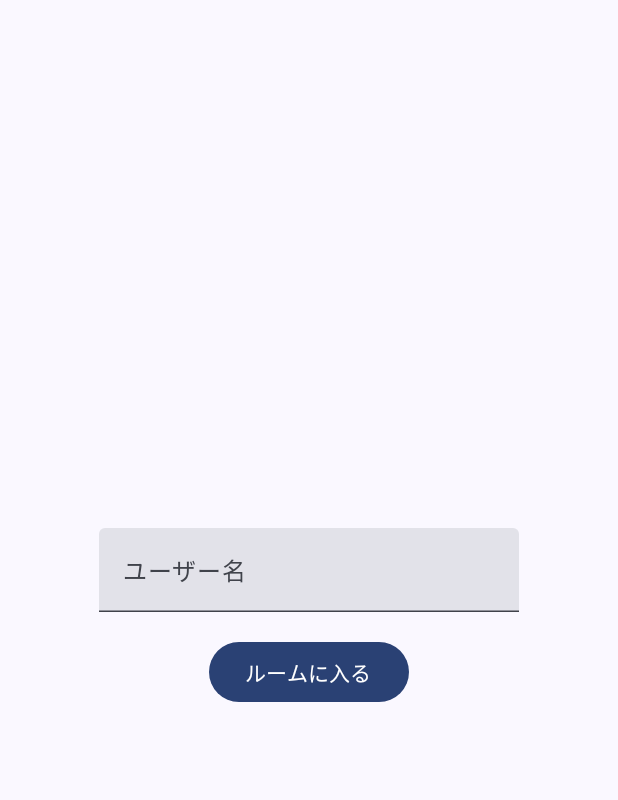
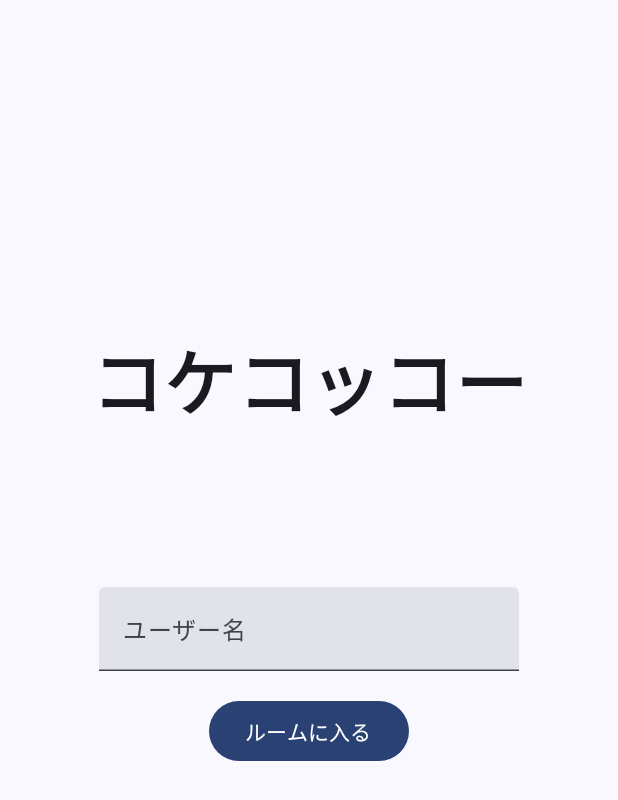
Before and after one commit to Saisei2004/WILDCARD, an Android app built with Jetpack Compose: the UserRegistrationScreen screen opened through its navigation route, on a phone screen of 412 x 824 dp. Shown: the top 800 px of the screen. Run offline under Robolectric (Android 15) with nearby library versions, the phone set to English and light mode, and no system bars; our stand-ins replace Firebase (no records; nobody signed in at launch, a user with empty details on screens opened directly), constraintlayout-compose.

Commit message:
コケコッコー

```diff
--- a/app/src/main/java/com/example/wildcard/ui/registration/UserRegistrationScreen.kt
+++ b/app/src/main/java/com/example/wildcard/ui/registration/UserRegistrationScreen.kt
@@ -1,38 +1,27 @@
 package com.example.wildcard.ui.registration
 
 import android.widget.Toast
-import androidx.compose.foundation.layout.Arrangement
-import androidx.compose.foundation.layout.Column
-import androidx.compose.foundation.layout.Spacer
-import androidx.compose.foundation.layout.fillMaxSize
-import androidx.compose.foundation.layout.height
-import androidx.compose.foundation.layout.padding
-import androidx.compose.material3.AlertDialog
-import androidx.compose.material3.Button
-import androidx.compose.material3.Text
-import androidx.compose.material3.TextField
-import androidx.compose.runtime.Composable
-import androidx.compose.runtime.LaunchedEffect
-import androidx.compose.runtime.getValue
-import androidx.compose.runtime.mutableStateOf
-import androidx.compose.runtime.remember
-import androidx.compose.runtime.rememberCoroutineScope
-import androidx.compose.runtime.setValue
+import androidx.compose.foundation.layout.*
+import androidx.compose.material3.*
+import androidx.compose.runtime.*
 import androidx.compose.ui.Alignment
 import androidx.compose.ui.Modifier
 import androidx.compose.ui.platform.LocalContext
+import androidx.compose.ui.text.font.FontWeight
 import androidx.compose.ui.unit.dp
+import androidx.compose.ui.unit.sp
+import androidx.constraintlayout.compose.ConstraintLayout
 import androidx.lifecycle.viewmodel.compose.viewModel
 import androidx.navigation.NavController
 import com.example.wildcard.ui.screens.HomeViewModel
 import kotlinx.coroutines.launch
 
+@OptIn(ExperimentalMaterial3Api::class)
 @Composable
 fun UserRegistrationScreen(
     navController: NavController,
     homeViewModel: HomeViewModel = viewModel()
 ) {
-    // --- 1. UIの状態を管理する変数 ---
     var username by remember { mutableStateOf("") }
     var roomCode by remember { mutableStateOf("") }
     var showDialog by remember { mutableStateOf(false) }
@@ -40,17 +29,11 @@ fun UserRegistrationScreen(
     val context = LocalContext.current
     val scope = rememberCoroutineScope()
 
-    // --- 2. ViewModelからのイベントを監視 ---
-    //    (ルーム参加成功/失敗を待って画面遷移やトースト表示を行う)
-    // UserRegistrationScreen.kt
-
     LaunchedEffect(Unit) {
         homeViewModel.navigationEvent.collect { event ->
             when (event) {
-                // NavigationEventからroomIdを受け取る
                 is HomeViewModel.NavigationEvent.NavigateToDashboard -> {
-                    // dashboard_route/{roomId} の形で遷移する
-                    navController.navigate("dashboard_route/${event.roomId}") // ← ここを変更
+                    navController.navigate("dashboard_route/${event.roomId}")
                 }
                 is HomeViewModel.NavigationEvent.ShowError -> {
                     Toast.makeText(context, event.message, Toast.LENGTH_LONG).show()
@@ -59,12 +42,39 @@ fun UserRegistrationScreen(
         }
     }
 
-    // --- 3. 画面のレイアウト ---
-    Column(
+    ConstraintLayout(
         modifier = Modifier
             .fillMaxSize()
-            .padding(16.dp),
-        verticalArrangement = Arrangement.Center,
+            .padding(16.dp)
+    ) {
+        val (titleRef, formRef) = createRefs()
+
+        // [変更] タイトル用のガイドラインを上から30%の位置に修正
+        val titleGuideline = createGuidelineFromTop(0.3f)
+        // [変更] 入力フォーム用のガイドラインを上から55%（中央より少し下）の位置に作成
+        val formGuideline = createGuidelineFromTop(0.55f)
+
+        // タイトルを30%の位置に配置
+        Text(
+            text = "コケコッコー",
+            fontSize = 48.sp,
+            fontWeight = FontWeight.Bold,
+            modifier = Modifier.constrainAs(titleRef) {
+                centerHorizontallyTo(parent)
+                // [変更] 参照するガイドラインを変更
+                top.linkTo(titleGuideline)
+                bottom.linkTo(titleGuideline)
+            }
+        )
+
+        // 入力フォームを55%の位置（中央より少し下）に配置
+        Column(
+            modifier = Modifier.constrainAs(formRef) {
+                centerHorizontallyTo(parent)
+                // [変更] 参照するガイドラインを変更
+                top.linkTo(formGuideline)
+                bottom.linkTo(formGuideline)
+            },
             horizontalAlignment = Alignment.CenterHorizontally
         ) {
             TextField(
@@ -75,13 +85,12 @@ fun UserRegistrationScreen(
 
             Spacer(modifier = Modifier.height(16.dp))
 
-        Button(onClick = { showDialog = true }) { // 「ルームに入る」ボタン
+            Button(onClick = { showDialog = true }) {
                 Text("ルームに入る")
             }
         }
+    }
 
-    // --- 4. 合言葉入力ダイアログの表示 ---
-    //    (showDialogがtrueのときだけ表示される)
     if (showDialog) {
         AlertDialog(
             onDismissRequest = { showDialog = false },
@@ -96,13 +105,11 @@ fun UserRegistrationScreen(
             confirmButton = {
                 Button(
                     onClick = {
-                        // ViewModelの関数を呼び出す
                         scope.launch {
                             homeViewModel.joinRoom(username, roomCode)
                         }
-                        showDialog = false // ダイアログを閉じる
+                        showDialog = false
                     },
-                    // ユーザー名と合言葉が空でない場合のみボタンを有効化
                     enabled = username.isNotBlank() && roomCode.isNotBlank()
                 ) {
                     Text("入室")
```
Lines whose indentation alone changed are shown as unchanged.
